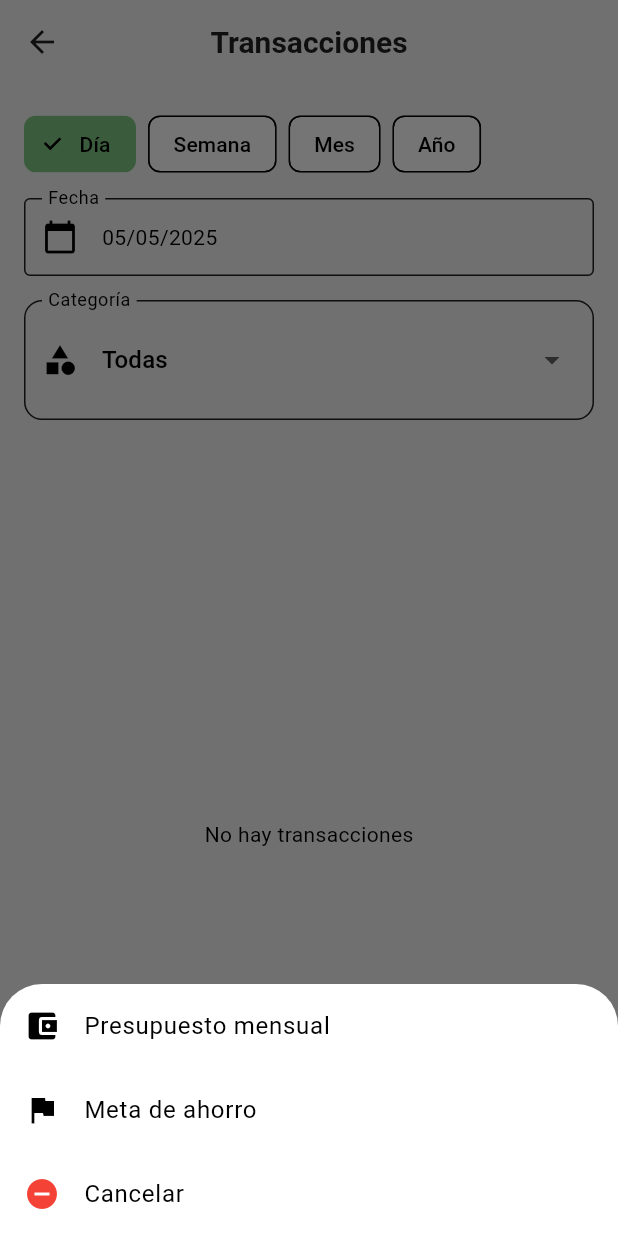
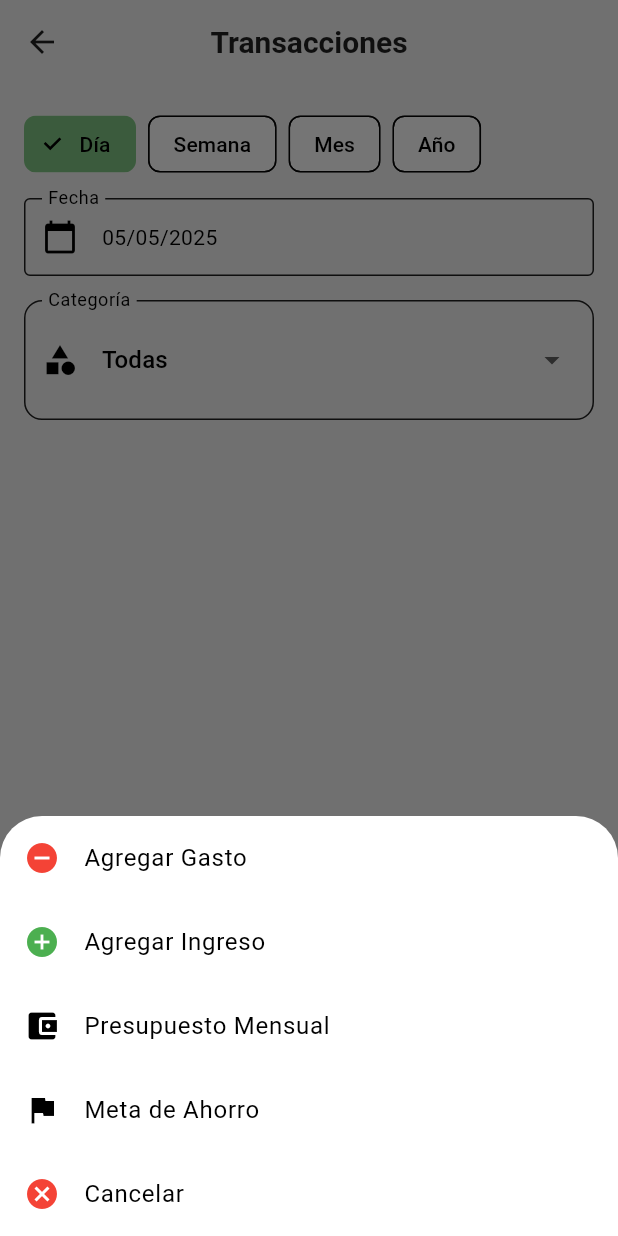
Before and after one commit to sim3075/MoneyMingle, a Flutter app: the TransactionsScreen screen opened directly with empty values, after a tap on the "add" icon, on a phone screen of 412 x 824 dp. Run offline on Flutter 3.47's test engine with Material 3 defaults, Android fonts, the phone set to English and light mode, and no system bars; our stand-ins replace firebase_core, image_picker, shared_preferences; accounts and stored records are empty.

Commit message:
Add controllers to refactor

```diff
--- /dev/null
+++ b/money_mingle/lib/ui/pages/transaction/transaction_controller.dart
@@ -0,0 +1,149 @@
+import 'package:flutter/material.dart';
+import 'package:money_mingle/models/transaction.dart';
+import 'package:money_mingle/ui/pages/transaction/transaction_form.dart';
+import 'package:money_mingle/ui/pages/transaction/widgets/date_filter_selector.dart';
+
+/// Controla el filtrado, alta, edición y borrado de transacciones.
+class TransactionsController extends ChangeNotifier {
+  /// Lista “maestra” de transacciones (se modifica in-place).
+  final List<Transaction> transactions;
+
+  /// Callback para persistir (guardar) la lista completa.
+  final Future<void> Function() save;
+
+  TransactionsController({
+    required this.transactions,
+    required this.save,
+  });
+
+  // ––– Filtros internos –––––––––––––––––––––––––––––––––––––––––––––––––
+
+  DateFilter _dateFilter   = DateFilter.day;
+  DateTime   _selectedDate = DateTime.now();
+  String?    _selectedCategory;
+
+  DateFilter get dateFilter     => _dateFilter;
+  DateTime   get selectedDate   => _selectedDate;
+  String?    get selectedCategory => _selectedCategory;
+
+  set dateFilter(DateFilter f) {
+    _dateFilter = f;
+    notifyListeners();
+  }
+
+  set selectedDate(DateTime d) {
+    _selectedDate = d;
+    notifyListeners();
+  }
+
+  set selectedCategory(String? c) {
+    _selectedCategory = c;
+    notifyListeners();
+  }
+
+  /// Categorías disponibles
+  List<String> get expenseCategories => const [
+        'Alimentación',
+        'Transporte',
+        'Vivienda',
+        'Servicios',
+        'Salud',
+        'Ocio',
+        'Compras',
+        'Imprevistos',
+      ];
+
+  List<String> get incomeCategories => const [
+        'Sueldo',
+        'Freelance',
+        'Inversiones',
+        'Regalos',
+        'Otros',
+      ];
+
+  /// Lista de transacciones filtrada
+  List<Transaction> get filtered {
+    return transactions.where((tx) {
+      final d = tx.date;
+      bool byDate;
+      switch (_dateFilter) {
+        case DateFilter.day:
+          byDate = d.year == _selectedDate.year &&
+              d.month == _selectedDate.month &&
+              d.day == _selectedDate.day;
+          break;
+        case DateFilter.week:
+          final start = _selectedDate.subtract(
+              Duration(days: _selectedDate.weekday - 1));
+          final end = start.add(const Duration(days: 6));
+          byDate = (d.isAtSameMomentAs(start) || d.isAfter(start)) &&
+              (d.isAtSameMomentAs(end) || d.isBefore(end));
+          break;
+        case DateFilter.month:
+          byDate = d.year == _selectedDate.year &&
+              d.month == _selectedDate.month;
+          break;
+        case DateFilter.year:
+          byDate = d.year == _selectedDate.year;
+          break;
+      }
+      final byCategory = _selectedCategory == null ||
+          tx.category == _selectedCategory;
+      return byDate && byCategory;
+    }).toList();
+  }
+
+  // ––– CRUD ––––––––––––––––––––––––––––––––––––––––––––––––––––––––––––
+
+  /// Abre el formulario de alta y añade la nueva transacción si no es null.
+  Future<void> openForm(BuildContext ctx, TransactionType type) async {
+    final tx = await Navigator.push<Transaction?>(
+      ctx,
+      MaterialPageRoute(builder: (_) => TransactionForm(type: type)),
+    );
+    if (tx != null) {
+      transactions.add(tx);
+      await save();
+      notifyListeners();
+    }
+  }
+
+  /// Edita la transacción pasada: abre el form con datos iniciales.
+  Future<void> edit(BuildContext ctx, Transaction tx) async {
+    final updated = await Navigator.push<Transaction?>(
+      ctx,
+      MaterialPageRoute(
+          builder: (_) => TransactionForm(type: tx.type, initial: tx)),
+    );
+    if (updated != null) {
+      final idx = transactions.indexOf(tx);
+      transactions[idx] = updated;
+      await save();
+      notifyListeners();
+    }
+  }
+
+  /// Elimina la transacción tras confirmar en un diálogo.
+  Future<void> delete(BuildContext ctx, Transaction tx) async {
+    final confirm = await showDialog<bool>(
+      context: ctx,
+      builder: (_) => AlertDialog(
+        title: const Text('Eliminar transacción'),
+        content: const Text('¿Seguro que deseas eliminarla?'),
+        actions: [
+          TextButton(
+              onPressed: () => Navigator.pop(ctx, false),
+              child: const Text('Cancelar')),
+          TextButton(
+              onPressed: () => Navigator.pop(ctx, true),
+              child: const Text('Eliminar')),
+        ],
+      ),
+    );
+    if (confirm == true) {
+      transactions.remove(tx);
+      await save();
+      notifyListeners();
+    }
+  }
+}
--- a/money_mingle/lib/ui/pages/transaction/transactions_screen.dart
+++ b/money_mingle/lib/ui/pages/transaction/transactions_screen.dart
@@ -1,13 +1,15 @@
 import 'package:flutter/material.dart';
+import 'package:provider/provider.dart';
 import 'package:money_mingle/models/transaction.dart';
+import '../budget/budget_form.dart';
+import '../budget/goals_form.dart';
+import '../transaction/transaction_controller.dart';
+import 'widgets/add_options_sheet.dart';
 import 'widgets/date_filter_selector.dart';
 import 'widgets/category_filter_selector.dart';
 import 'widgets/transaction_list.dart';
-import '../transaction/transaction_form.dart';
-import '../budget/budget_form.dart';
-import '../budget/goals_form.dart';
 
-class TransactionsScreen extends StatefulWidget {
+class TransactionsScreen extends StatelessWidget {
   final List<Transaction> transactions;
   final Future<void> Function() save;
 
@@ -18,137 +20,14 @@ class TransactionsScreen extends StatefulWidget {
   }) : super(key: key);
 
   @override
-  State<TransactionsScreen> createState() => _TransactionsScreenState();
-}
-
-class _TransactionsScreenState extends State<TransactionsScreen> {
-  DateFilter _dateFilter    = DateFilter.day;
-  DateTime   _selectedDate  = DateTime.now();
-  String?    _selectedCategory;
-
-  final _expenseCats = [
-    'Alimentación','Transporte','Vivienda',
-    'Servicios','Salud','Ocio','Compras','Imprevistos'
-  ];
-  final _incomeCats  = ['Sueldo','Freelance','Inversiones','Regalos','Otros'];
-
-  List<Transaction> get _filtered {
-    return widget.transactions.where((tx) {
-      final d = tx.date;
-      bool byDate;
-      switch (_dateFilter) {
-        case DateFilter.day:
-          byDate = d.year == _selectedDate.year
-              && d.month == _selectedDate.month
-              && d.day == _selectedDate.day;
-          break;
-        case DateFilter.week:
-          final start = _selectedDate.subtract(Duration(days: _selectedDate.weekday - 1));
-          final end   = start.add(const Duration(days: 6));
-          byDate = (d.isAtSameMomentAs(start) || d.isAfter(start))
-                && (d.isAtSameMomentAs(end)   || d.isBefore(end));
-          break;
-        case DateFilter.month:
-          byDate = d.year == _selectedDate.year
-              && d.month == _selectedDate.month;
-          break;
-        case DateFilter.year:
-          byDate = d.year == _selectedDate.year;
-          break;
-      }
-      final byCategory = _selectedCategory == null
-          ? true
-          : tx.category == _selectedCategory;
-      return byDate && byCategory;
-    }).toList();
-  }
-
-  List<String> get _allCategories => [
-    ..._expenseCats,
-    ..._incomeCats,
-  ];
-
-  Future<void> _showAddOptions() async {
-    await showModalBottomSheet(
-      context: context,
-      builder: (_) => SafeArea(
-        child: Column(
-          mainAxisSize: MainAxisSize.min,
-          children: [
-            ListTile(
-              leading: const Icon(Icons.account_balance_wallet),
-              title: const Text('Presupuesto mensual'),
-              onTap: () {
-                Navigator.pop(context);
-                Navigator.push(
-                  context,
-                  MaterialPageRoute(builder: (_) => const BudgetForm()),
-                );
-              },
+  Widget build(BuildContext context) {
+    return ChangeNotifierProvider<TransactionsController>(
+      create: (_) => TransactionsController(
+        transactions: transactions,
+        save: save,
       ),
-            ListTile(
-              leading: const Icon(Icons.flag),
-              title: const Text('Meta de ahorro'),
-              onTap: () {
-                Navigator.pop(context);
-                Navigator.push(
-                  context,
-                  MaterialPageRoute(builder: (_) => const GoalsForm()),
-                );
-              },
-            ),
-            ListTile(
-              leading: const Icon(Icons.remove_circle, color: Colors.red),
-              title: const Text('Cancelar'),
-              onTap: () => Navigator.pop(context),
-            ),
-          ],
-        ),
-      ),
-    );
-  }
-
-  Future<void> _editTransaction(Transaction tx) async {
-    final updated = await Navigator.push<Transaction?>(
-      context,
-      MaterialPageRoute(
-        builder: (_) => TransactionForm(type: tx.type, initial: tx),
-      ),
-    );
-    if (updated != null) {
-      final idx = widget.transactions.indexOf(tx);
-      setState(() => widget.transactions[idx] = updated);
-      await widget.save();
-    }
-  }
-
-  Future<void> _deleteTransaction(Transaction tx) async {
-    final confirm = await showDialog<bool>(
-      context: context,
-      builder: (_) => AlertDialog(
-        title: const Text('Eliminar transacción'),
-        content: const Text('¿Seguro que deseas eliminar esta transacción?'),
-        actions: [
-          TextButton(
-            onPressed: () => Navigator.pop(context, false),
-            child: const Text('CANCELAR'),
-          ),
-          TextButton(
-            onPressed: () => Navigator.pop(context, true),
-            child: const Text('ELIMINAR'),
-          ),
-        ],
-      ),
-    );
-    if (confirm == true) {
-      setState(() => widget.transactions.remove(tx));
-      await widget.save();
-    }
-  }
-
-  @override
-  Widget build(BuildContext context) {
-    return Scaffold(
+      child: Consumer<TransactionsController>(
+        builder: (ctx, ctrl, _) => Scaffold(
           appBar: AppBar(title: const Text('Transacciones')),
           body: Padding(
             padding: const EdgeInsets.all(16),
@@ -156,31 +35,49 @@ class _TransactionsScreenState extends State<TransactionsScreen> {
               crossAxisAlignment: CrossAxisAlignment.start,
               children: [
                 DateFilterSelector(
-              filter: _dateFilter,
-              selectedDate: _selectedDate,
-              onFilterChanged: (f) => setState(() => _dateFilter = f),
-              onDateChanged:   (d) => setState(() => _selectedDate = d),
+                  filter:         ctrl.dateFilter,
+                  selectedDate:   ctrl.selectedDate,
+                  onFilterChanged:(f) => ctrl.dateFilter = f,
+                  onDateChanged:  (d) => ctrl.selectedDate = d,
                 ),
                 const SizedBox(height: 16),
                 CategoryFilterSelector(
-              selected:   _selectedCategory,
-              categories: _allCategories,
-              onChanged:  (c) => setState(() => _selectedCategory = c),
+                  selected:   ctrl.selectedCategory,
+                  categories: [
+                    ...ctrl.expenseCategories,
+                    ...ctrl.incomeCategories,
+                  ],
+                  onChanged:  (c) => ctrl.selectedCategory = c,
                 ),
                 const SizedBox(height: 24),
                 Expanded(
                   child: TransactionsList(
-                items:   _filtered,
-                onEdit:  _editTransaction,
-                onDelete:_deleteTransaction,
+                    items:   ctrl.filtered,
+                    onEdit:  (tx) => ctrl.edit(ctx, tx),
+                    onDelete:(tx) => ctrl.delete(ctx, tx),
                   ),
                 ),
               ],
             ),
           ),
           floatingActionButton: FloatingActionButton(
-        onPressed: _showAddOptions,
+            onPressed: () => showModalBottomSheet(
+              context: context,
+              builder: (_) => AddOptionsSheet(
+                onAddTransaction: (type) => ctrl.openForm(ctx, type),
+                onAddBudget:      ()     => Navigator.push(
+                  context,
+                  MaterialPageRoute(builder: (_) => const BudgetForm()),
+                ),
+                onAddGoal:        ()     => Navigator.push(
+                  context,
+                  MaterialPageRoute(builder: (_) => const GoalsForm()),
+                ),
+              ),
+            ),
             child: const Icon(Icons.add),
+          ),
+        ),
       ),
     );
   }
--- /dev/null
+++ b/money_mingle/lib/ui/pages/transaction/widgets/add_options_sheet.dart
@@ -0,0 +1,65 @@
+import 'package:flutter/material.dart';
+import 'package:money_mingle/app_theme.dart';
+import 'package:money_mingle/models/transaction.dart';
+
+typedef OnAddTransaction = void Function(TransactionType type);
+typedef OnAddBudget      = void Function();
+typedef OnAddGoal        = void Function();
+
+class AddOptionsSheet extends StatelessWidget {
+  final OnAddTransaction onAddTransaction;
+  final OnAddBudget      onAddBudget;
+  final OnAddGoal        onAddGoal;
+
+  const AddOptionsSheet({
+    Key? key,
+    required this.onAddTransaction,
+    required this.onAddBudget,
+    required this.onAddGoal,
+  }) : super(key: key);
+
+  @override
+  Widget build(BuildContext context) {
+    return SafeArea(
+      child: Column(mainAxisSize: MainAxisSize.min, children: [
+        ListTile(
+          leading: const Icon(Icons.remove_circle, color: AppTheme.expenseColor),
+          title: const Text('Agregar Gasto'),
+          onTap: () {
+            Navigator.pop(context);
+            onAddTransaction(TransactionType.expense);
+          },
+        ),
+        ListTile(
+          leading: const Icon(Icons.add_circle, color: AppTheme.incomeColor),
+          title: const Text('Agregar Ingreso'),
+          onTap: () {
+            Navigator.pop(context);
+            onAddTransaction(TransactionType.income);
+          },
+        ),
+        ListTile(
+          leading: const Icon(Icons.account_balance_wallet),
+          title: const Text('Presupuesto Mensual'),
+          onTap: () {
+            Navigator.pop(context);
+            onAddBudget();
+          },
+        ),
+        ListTile(
+          leading: const Icon(Icons.flag),
+          title: const Text('Meta de Ahorro'),
+          onTap: () {
+            Navigator.pop(context);
+            onAddGoal();
+          },
+        ),
+        ListTile(
+          leading: const Icon(Icons.cancel, color: Colors.red),
+          title: const Text('Cancelar'),
+          onTap: () => Navigator.pop(context),
+        ),
+      ]),
+    );
+  }
+}
--- a/money_mingle/pubspec.yaml
+++ b/money_mingle/pubspec.yaml
@@ -45,6 +45,7 @@ dependencies:
   font_awesome_flutter: ^10.5.0
 
   shared_preferences: ^2.0.15
+  provider: ^6.1.5
 
 dev_dependencies:
   flutter_test:
```
Also changed, not shown: money_mingle/pubspec.lock. Lines whose indentation alone changed are shown as unchanged.
